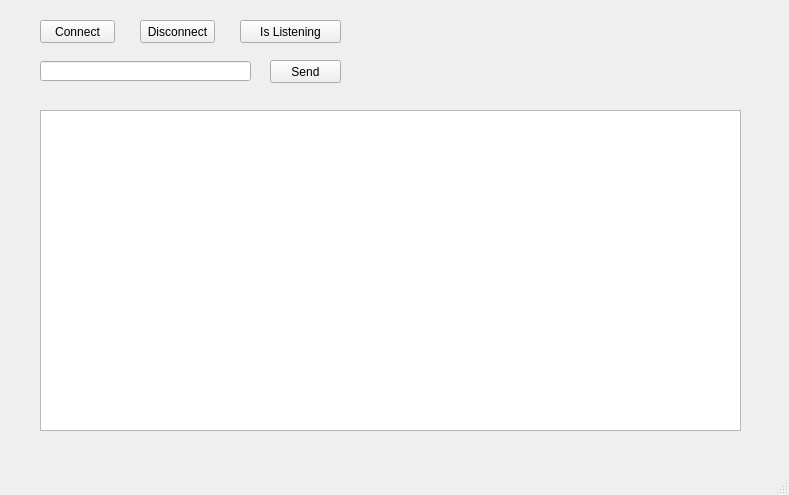
Above: mainwindow.ui from VladimirBartels/VRM-Server before the change. Below: the same form after it.
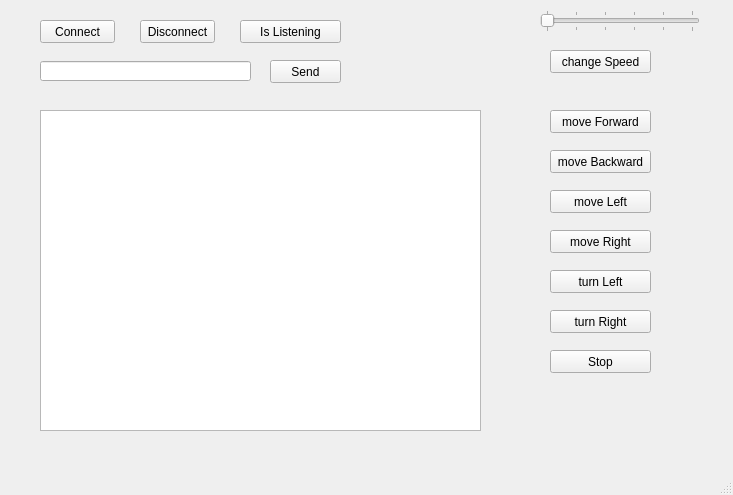
That is the form after the change.

```diff
--- a/mainwindow.ui
+++ b/mainwindow.ui
@@ -6,7 +6,7 @@
    <rect>
     <x>0</x>
     <y>0</y>
-    <width>789</width>
+    <width>733</width>
     <height>495</height>
    </rect>
   </property>
@@ -42,7 +42,7 @@
      <rect>
       <x>40</x>
       <y>110</y>
-      <width>701</width>
+      <width>441</width>
       <height>321</height>
      </rect>
     </property>
@@ -86,6 +86,135 @@
      <string>Is Listening</string>
     </property>
    </widget>
+   <widget class="QPushButton" name="pushButton_moveForward">
+    <property name="geometry">
+     <rect>
+      <x>550</x>
+      <y>110</y>
+      <width>101</width>
+      <height>23</height>
+     </rect>
+    </property>
+    <property name="text">
+     <string>move Forward</string>
+    </property>
+   </widget>
+   <widget class="QPushButton" name="pushButton_moveBackward">
+    <property name="geometry">
+     <rect>
+      <x>550</x>
+      <y>150</y>
+      <width>101</width>
+      <height>23</height>
+     </rect>
+    </property>
+    <property name="text">
+     <string>move Backward</string>
+    </property>
+   </widget>
+   <widget class="QPushButton" name="pushButton_moveLeft">
+    <property name="geometry">
+     <rect>
+      <x>550</x>
+      <y>190</y>
+      <width>101</width>
+      <height>23</height>
+     </rect>
+    </property>
+    <property name="text">
+     <string>move Left</string>
+    </property>
+   </widget>
+   <widget class="QPushButton" name="pushButton_moveRight">
+    <property name="geometry">
+     <rect>
+      <x>550</x>
+      <y>230</y>
+      <width>101</width>
+      <height>23</height>
+     </rect>
+    </property>
+    <property name="text">
+     <string>move Right</string>
+    </property>
+   </widget>
+   <widget class="QPushButton" name="pushButton_Stop">
+    <property name="geometry">
+     <rect>
+      <x>550</x>
+      <y>350</y>
+      <width>101</width>
+      <height>23</height>
+     </rect>
+    </property>
+    <property name="text">
+     <string>Stop</string>
+    </property>
+   </widget>
+   <widget class="QSlider" name="horizontalSlider_speed">
+    <property name="geometry">
+     <rect>
+      <x>540</x>
+      <y>10</y>
+      <width>160</width>
+      <height>22</height>
+     </rect>
+    </property>
+    <property name="maximum">
+     <number>5</number>
+    </property>
+    <property name="pageStep">
+     <number>1</number>
+    </property>
+    <property name="sliderPosition">
+     <number>0</number>
+    </property>
+    <property name="orientation">
+     <enum>Qt::Horizontal</enum>
+    </property>
+    <property name="tickPosition">
+     <enum>QSlider::TicksBothSides</enum>
+    </property>
+   </widget>
+   <widget class="QPushButton" name="pushButton_changeSpeed">
+    <property name="geometry">
+     <rect>
+      <x>550</x>
+      <y>50</y>
+      <width>101</width>
+      <height>23</height>
+     </rect>
+    </property>
+    <property name="text">
+     <string>change Speed</string>
+    </property>
+   </widget>
+   <widget class="QPushButton" name="pushButton_turnLeft">
+    <property name="geometry">
+     <rect>
+      <x>550</x>
+      <y>270</y>
+      <width>101</width>
+      <height>23</height>
+     </rect>
+    </property>
+    <property name="text">
+     <string>turn Left</string>
+    </property>
+   </widget>
+   <widget class="QPushButton" name="pushButton_turnRight">
+    <property name="geometry">
+     <rect>
+      <x>550</x>
+      <y>310</y>
+      <width>101</width>
+      <height>23</height>
+     </rect>
+    </property>
+    <property name="text">
+     <string>turn Right</string>
+    </property>
+   </widget>
    <zorder>pushButton_connect</zorder>
    <zorder>lineEdit_send</zorder>
    <zorder>pushButton_send</zorder>
```
Left out of the diff: 13 changed lines with no effect on the pictures.
